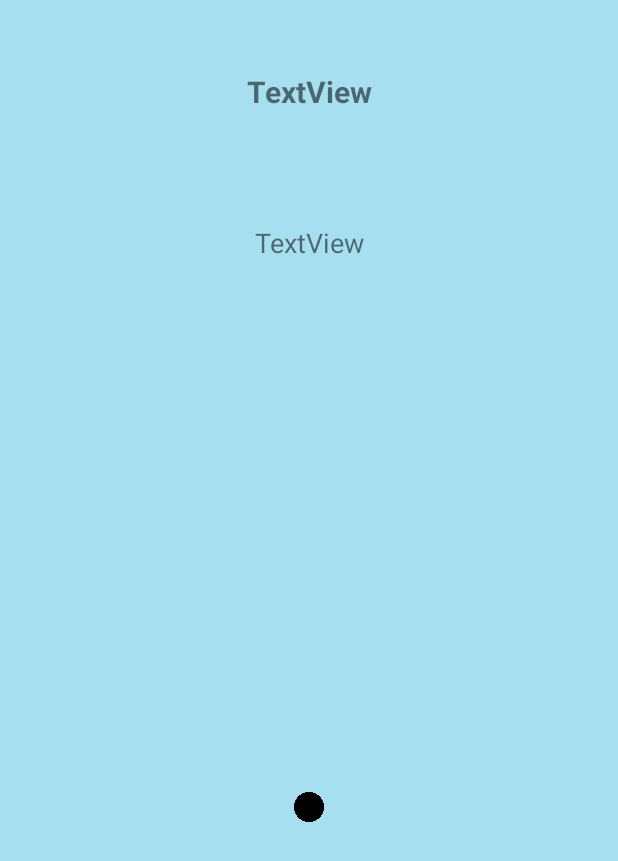
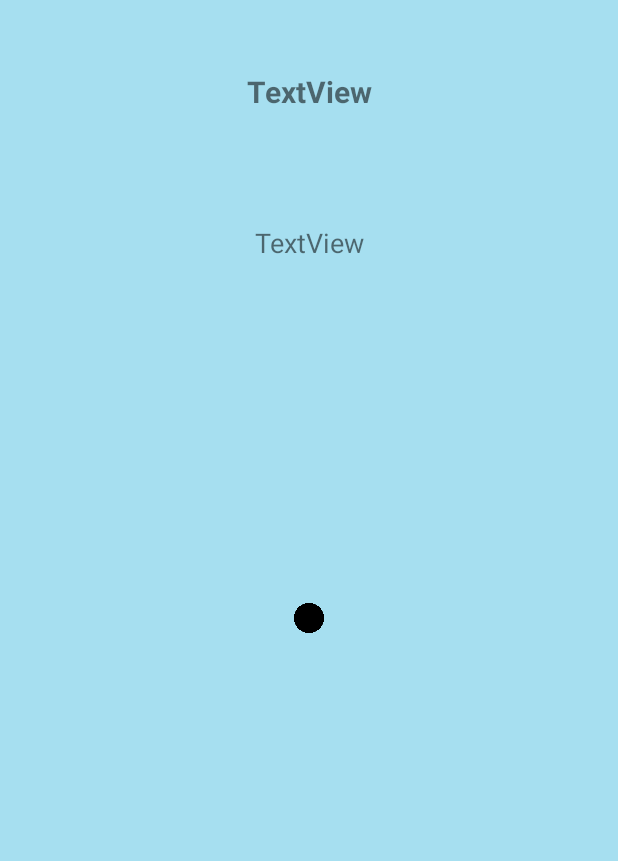
Before and after one commit to sher222/ActsProject, an Android app: the layout activity_level.xml on its own in the app's theme, with its tools: preview values and no code run, on a phone screen of 412 x 824 dp. Shown: the top 861 px of the screen. Run offline under Robolectric (Android 15) with nearby library versions, the phone set to English and light mode, and no system bars.

Commit message:
Changed imageButton to button so it could display answer. Changed vertical constraints of buttons so it took up the whole screen and changed position of player so it was centered in the screen.

```diff
--- a/app/src/main/res/layout/activity_level.xml
+++ b/app/src/main/res/layout/activity_level.xml
@@ -13,11 +13,11 @@
         android:layout_height="0dp"
         android:scaleType="fitXY"
         app:layout_constraintBottom_toBottomOf="parent"
-        app:layout_constraintHorizontal_bias="0.0"
+        app:layout_constraintHorizontal_bias="1.0"
         app:layout_constraintLeft_toLeftOf="parent"
         app:layout_constraintRight_toRightOf="parent"
         app:layout_constraintTop_toTopOf="parent"
-        app:layout_constraintVertical_bias="0.0"
+        app:layout_constraintVertical_bias="1.0"
         app:srcCompat="@color/bluish" />
 
     <TextView
@@ -67,13 +67,11 @@
         android:layout_marginLeft="8dp"
         android:layout_marginRight="8dp"
         android:layout_marginStart="8dp"
-        android:layout_marginTop="8dp"
-        app:layout_constraintBottom_toBottomOf="parent"
-        app:layout_constraintHorizontal_bias="0.5"
+        app:layout_constraintBottom_toBottomOf="@+id/background"
         app:layout_constraintLeft_toLeftOf="parent"
         app:layout_constraintRight_toRightOf="parent"
+        app:srcCompat="@drawable/player"
         app:layout_constraintTop_toTopOf="parent"
-        app:layout_constraintVertical_bias="0.65999997"
-        app:srcCompat="@drawable/player" />
+        android:layout_marginTop="8dp" />
 
 </android.support.constraint.ConstraintLayout>
```
Also changed, not shown: app/src/main/java/com/rfproductions/acts_project/LevelActivity.java (+10 -6 lines).
